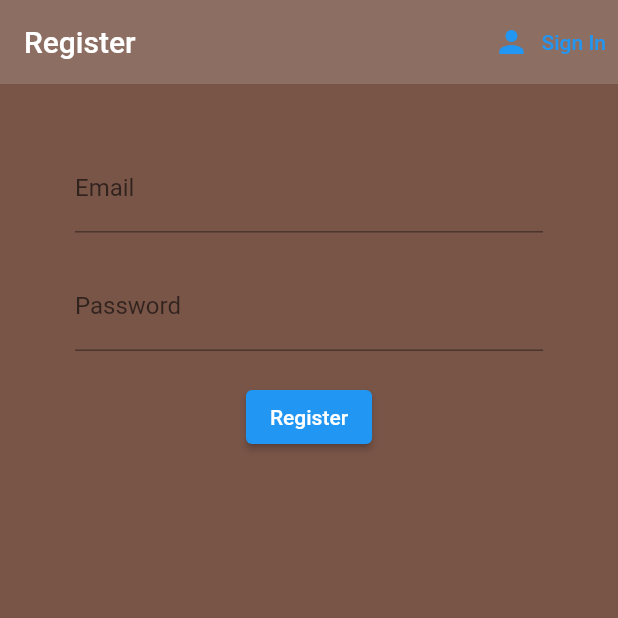
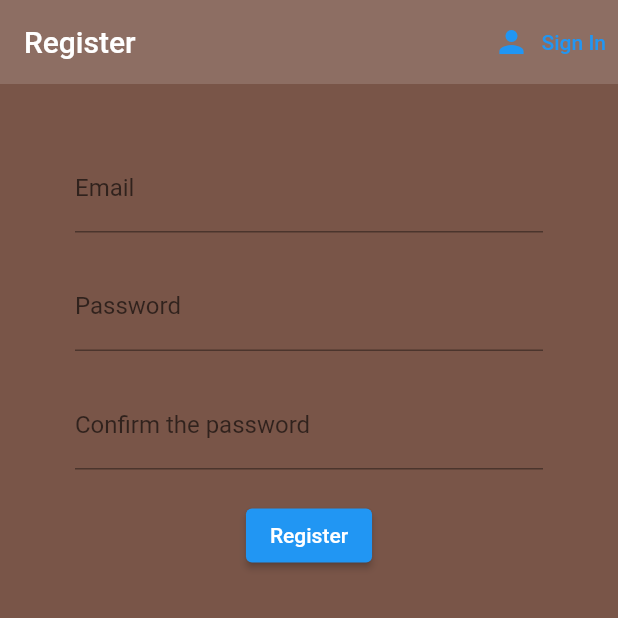
Before and after one commit to Misanea777/FlutterApp, a Flutter app: the screen it shows after launch, after a tap on "Sign In", after a tap on "Register", on a phone screen of 412 x 824 dp, the top half of it. Run offline on Flutter 3.47's test engine with Material 2 defaults, Android fonts, the phone set to English and light mode, and no system bars; our stand-ins replace firebase_auth, firebase_core, firebase_messaging, font_awesome_flutter, google_sign_in; missing offline and left inert: flutter_facebook_auth; accounts and stored records are empty.

Commit message:
added proper error displaying

```diff
--- a/lib/screens/auth/register.dart
+++ b/lib/screens/auth/register.dart
@@ -1,5 +1,6 @@
 import 'package:flutter/material.dart';
 import 'package:my_app/services/authserv.dart';
+import 'package:my_app/util/extensions.dart';
 
 class Register extends StatefulWidget {
   final Function toggleView;
@@ -42,19 +43,19 @@ class _RegisterState extends State<Register> {
             key: _formKey,
             child: Column(
               children: [
-                SizedBox(height: 20.0,),
+                const SizedBox(height: 20.0,),
                 TextFormField(
-                  decoration: InputDecoration(labelText: 'Email'),
-                  validator: (val) => val!.isEmpty ? 'Enter an email' : null,
+                  decoration: const InputDecoration(labelText: 'Email'),
+                  validator: (val) => val.isValidEmailWithErrCode(),
                   onChanged: (val) {
                     setState(() {
                       email = val;
                     });
                   },
                 ),
-                SizedBox(height: 20.0,),
+                const SizedBox(height: 20.0,),
                 TextFormField(
-                  decoration: InputDecoration(labelText: 'Password'),
+                  decoration: const InputDecoration(labelText: 'Password'),
                   validator: (val) => val!.isEmpty ? 'Enter an password' : null,
                   obscureText: true,
                   onChanged: (val) {
@@ -63,14 +64,24 @@ class _RegisterState extends State<Register> {
                     });
                   },
                 ),
-                SizedBox(height: 20.0,),
+                const SizedBox(height: 20.0,),
+                TextFormField(
+                  decoration: const InputDecoration(labelText: 'Confirm the password'),
+                  validator: (val) => (val! == password )? 'Confirm the password' : null,
+                  obscureText: true,
+                  onChanged: (val) {
+
+                  },
+                ),
+                const SizedBox(height: 20.0,),
                 ElevatedButton(
                     onPressed: () async {
                       if (_formKey.currentState!.validate()) {
-                        dynamic res = await _auth.registerWithEmailAndPassword(email, password);
-                        if(res == null) {
+                        try{
+                          await _auth.registerWithEmailAndPassword(email, password);
+                        } catch(e) {
                           setState(() {
-                            err = 'invalid email or password';
+                            err = e.toString().cutAllBefore(']');
                           });
                         }
                       }
--- a/lib/screens/auth/sign_in.dart
+++ b/lib/screens/auth/sign_in.dart
@@ -1,6 +1,7 @@
 import 'package:flutter/material.dart';
 import 'package:font_awesome_flutter/font_awesome_flutter.dart';
 import 'package:my_app/services/authserv.dart';
+import 'package:my_app/util/extensions.dart';
 
 class SignIn extends StatefulWidget {
   final Function toggleView;
@@ -105,10 +106,11 @@ class _SignInState extends State<SignIn> {
               ElevatedButton(
                   onPressed: () async {
                     if (_formKey.currentState!.validate()) {
-                      dynamic res = await _auth.signInWithEmailAndPassword(email, password);
-                      if(res == null) {
+                      try{
+                        await _auth.signInWithEmailAndPassword(email, password);
+                      } catch(e) {
                         setState(() {
-                          err = 'invalid email or password';
+                          err = e.toString().cutAllBefore(']');
                         });
                       }
                     }
```
Also changed, not shown: lib/services/authserv.dart (+0 -10 lines), lib/util/extensions.dart (added, +20 -0 lines).
